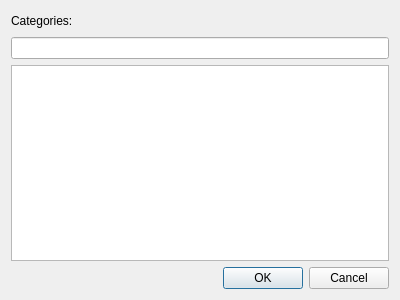
Qt form src/ui/selectcategorydialog.ui (KindVador/Accountancy) before a commit.
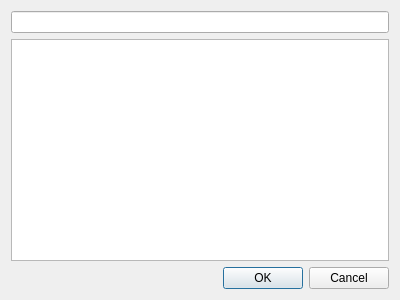
The same form after that commit.

Commit message: improve category user interface

```diff
--- a/src/ui/selectcategorydialog.ui
+++ b/src/ui/selectcategorydialog.ui
@@ -14,30 +14,6 @@
    <string>SelectCategoryDialog</string>
   </property>
   <layout class="QVBoxLayout" name="verticalLayout">
-   <item>
-    <layout class="QHBoxLayout" name="horizontalLayout">
-     <item>
-      <widget class="QLabel" name="label">
-       <property name="text">
-        <string>Categories:</string>
-       </property>
-      </widget>
-     </item>
-     <item>
-      <spacer name="horizontalSpacer">
-       <property name="orientation">
-        <enum>Qt::Horizontal</enum>
-       </property>
-       <property name="sizeHint" stdset="0">
-        <size>
-         <width>40</width>
-         <height>20</height>
-        </size>
-       </property>
-      </spacer>
-     </item>
-    </layout>
-   </item>
    <item>
     <widget class="QLineEdit" name="lineEdit"/>
    </item>
```
The commit also changes 5 other files.
